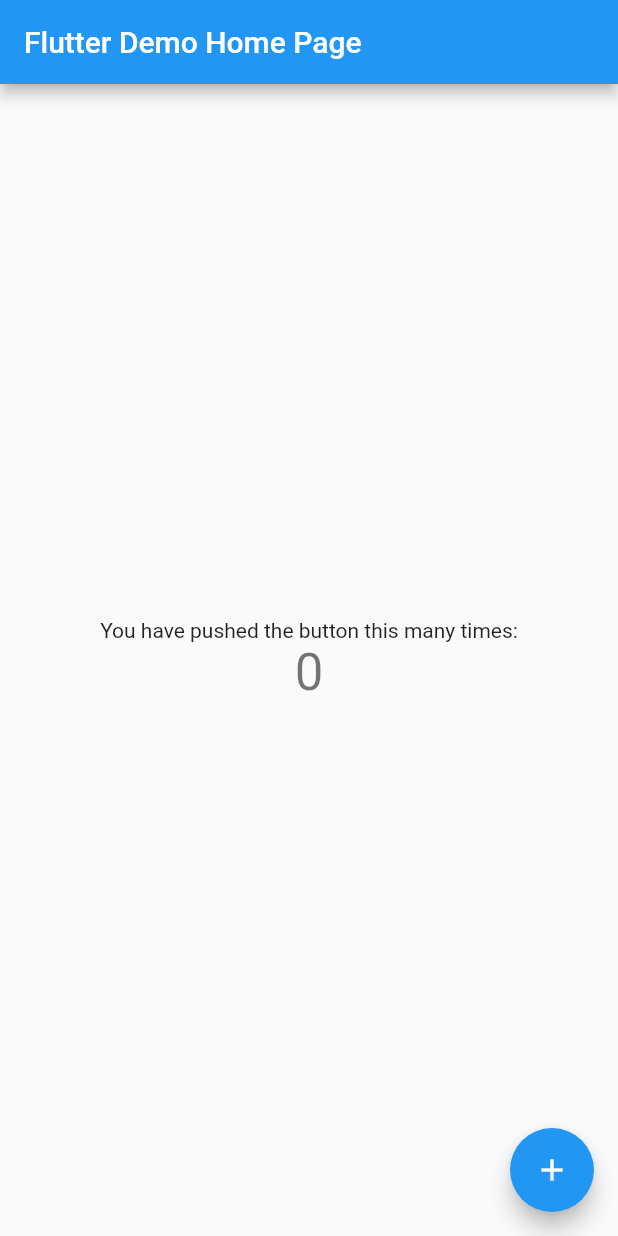
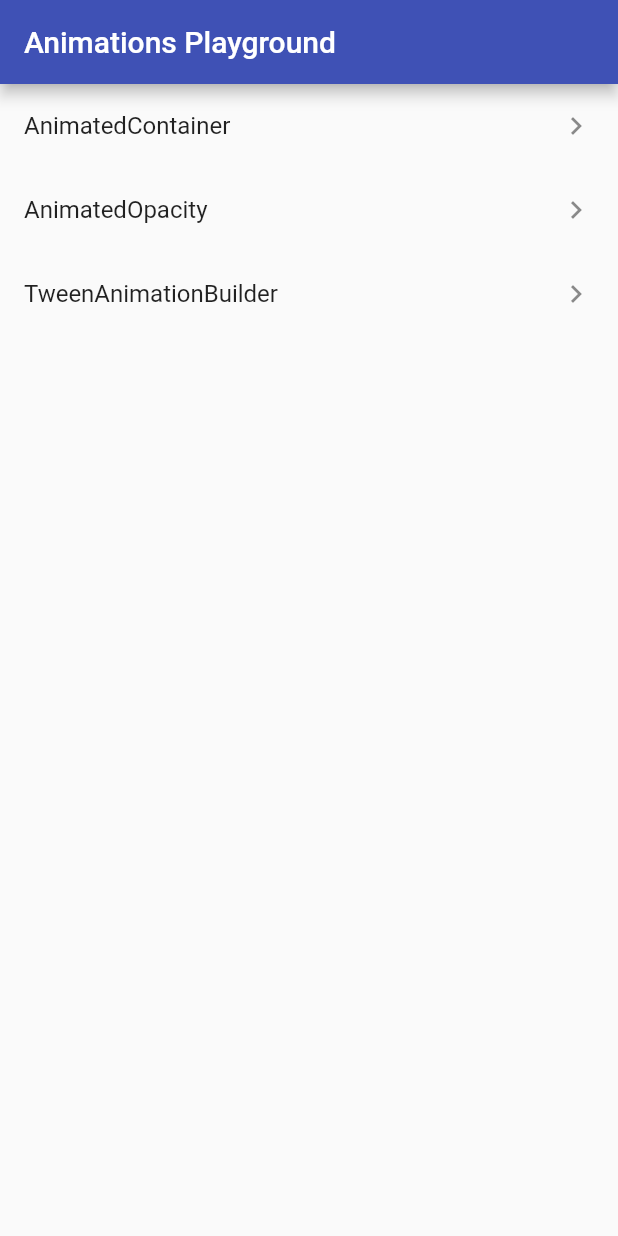
Before and after one commit to MOHAB28/animations_playground, a Flutter app: the screen it shows after launch, on a phone screen of 412 x 824 dp. Run offline on Flutter 3.47's test engine with Material 2 defaults, Android fonts, the phone set to English and light mode, and no system bars.

```diff
--- a/lib/main.dart
+++ b/lib/main.dart
@@ -1,4 +1,21 @@
+import 'package:flutter/foundation.dart';
 import 'package:flutter/material.dart';
+import 'pages/animated_container_page.dart';
+import 'pages/animated_opacity_page.dart';
+import 'pages/tween_animation_builder_page.dart';
+
+enum AnimationExample {
+  animatedContainer,
+  animatedOpacity,
+  tweenAnimationBuilder,
+}
+
+extension on AnimationExample {
+  String capitalizeFirstCharacter() {
+    final name = describeEnum(this);
+    return name.replaceRange(0, 1, name.characters.first.toUpperCase());
+  }
+}
 
 void main() {
   runApp(const MyApp());
@@ -7,109 +24,51 @@ void main() {
 class MyApp extends StatelessWidget {
   const MyApp({super.key});
 
-  // This widget is the root of your application.
   @override
   Widget build(BuildContext context) {
     return MaterialApp(
       title: 'Flutter Demo',
+      debugShowCheckedModeBanner: false,
       theme: ThemeData(
-        // This is the theme of your application.
-        //
-        // Try running your application with "flutter run". You'll see the
-        // application has a blue toolbar. Then, without quitting the app, try
-        // changing the primarySwatch below to Colors.green and then invoke
-        // "hot reload" (press "r" in the console where you ran "flutter run",
-        // or simply save your changes to "hot reload" in a Flutter IDE).
-        // Notice that the counter didn't reset back to zero; the application
-        // is not restarted.
-        primarySwatch: Colors.blue,
+        primarySwatch: Colors.indigo,
       ),
-      home: const MyHomePage(title: 'Flutter Demo Home Page'),
+      home: Scaffold(
+        appBar: AppBar(title: const Text('Animations Playground')),
+        body: const AnimationExamplesList(),
+      ),
+      onGenerateRoute: (settings) {
+        switch (settings.name) {
+          case 'animatedContainer':
+            return MaterialPageRoute(builder: (_) => const AnimatedContainerPage());
+          case 'animatedOpacity':
+            return MaterialPageRoute(builder: (_) => const AnimatedOpacityPage());
+          case 'tweenAnimationBuilder':
+            return MaterialPageRoute(
+                builder: (_) => const TweenAnimationBuilderPage());
+          default:
+            throw UnimplementedError('Route ${settings.name} not implemented');
+        }
+      },
     );
   }
 }
 
-class MyHomePage extends StatefulWidget {
-  const MyHomePage({super.key, required this.title});
-
-  // This widget is the home page of your application. It is stateful, meaning
-  // that it has a State object (defined below) that contains fields that affect
-  // how it looks.
-
-  // This class is the configuration for the state. It holds the values (in this
-  // case the title) provided by the parent (in this case the App widget) and
-  // used by the build method of the State. Fields in a Widget subclass are
-  // always marked "final".
-
-  final String title;
-
-  @override
-  State<MyHomePage> createState() => _MyHomePageState();
-}
-
-class _MyHomePageState extends State<MyHomePage> {
-  int _counter = 0;
-
-  void _incrementCounter() {
-    setState(() {
-      // This call to setState tells the Flutter framework that something has
-      // changed in this State, which causes it to rerun the build method below
-      // so that the display can reflect the updated values. If we changed
-      // _counter without calling setState(), then the build method would not be
-      // called again, and so nothing would appear to happen.
-      _counter++;
-    });
-  }
+class AnimationExamplesList extends StatelessWidget {
+  const AnimationExamplesList({super.key});
 
   @override
   Widget build(BuildContext context) {
-    // This method is rerun every time setState is called, for instance as done
-    // by the _incrementCounter method above.
-    //
-    // The Flutter framework has been optimized to make rerunning build methods
-    // fast, so that you can just rebuild anything that needs updating rather
-    // than having to individually change instances of widgets.
-    return Scaffold(
-      appBar: AppBar(
-        // Here we take the value from the MyHomePage object that was created by
-        // the App.build method, and use it to set our appbar title.
-        title: Text(widget.title),
-      ),
-      body: Center(
-        // Center is a layout widget. It takes a single child and positions it
-        // in the middle of the parent.
-        child: Column(
-          // Column is also a layout widget. It takes a list of children and
-          // arranges them vertically. By default, it sizes itself to fit its
-          // children horizontally, and tries to be as tall as its parent.
-          //
-          // Invoke "debug painting" (press "p" in the console, choose the
-          // "Toggle Debug Paint" action from the Flutter Inspector in Android
-          // Studio, or the "Toggle Debug Paint" command in Visual Studio Code)
-          // to see the wireframe for each widget.
-          //
-          // Column has various properties to control how it sizes itself and
-          // how it positions its children. Here we use mainAxisAlignment to
-          // center the children vertically; the main axis here is the vertical
-          // axis because Columns are vertical (the cross axis would be
-          // horizontal).
-          mainAxisAlignment: MainAxisAlignment.center,
-          children: <Widget>[
-            const Text(
-              'You have pushed the button this many times:',
-            ),
-            Text(
-              '$_counter',
-              style: Theme.of(context).textTheme.headline4,
-            ),
-          ],
-        ),
-      ),
-      floatingActionButton: FloatingActionButton(
-        onPressed: _incrementCounter,
-        tooltip: 'Increment',
-        child: const Icon(Icons.add),
-      ), // This trailing comma makes auto-formatting nicer for build methods.
+    return ListView.builder(
+      itemBuilder: (context, index) {
+        final example = AnimationExample.values[index];
+        final routeName = describeEnum(example);
+        return ListTile(
+          title: Text(example.capitalizeFirstCharacter()),
+          trailing: const Icon(Icons.chevron_right),
+          onTap: () => Navigator.of(context).pushNamed(routeName),
+        );
+      },
+      itemCount: AnimationExample.values.length,
     );
   }
 }
```
Also changed, not shown: lib/pages/animated_container_page.dart (added, +98 -0 lines), lib/pages/animated_opacity_page.dart (added, +72 -0 lines), lib/pages/tween_animation_builder_page.dart (added, +82 -0 lines).
